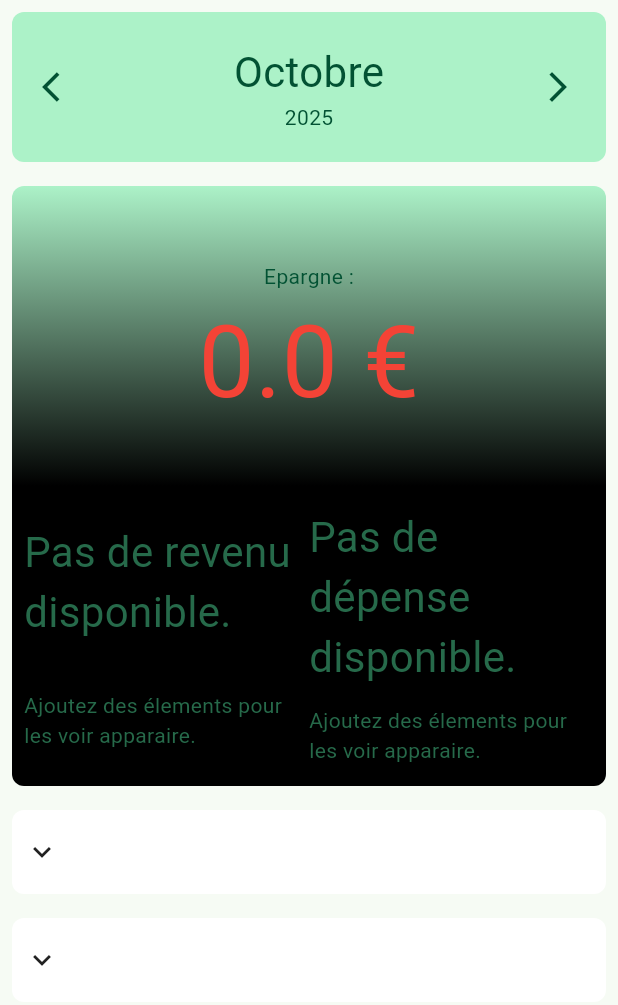
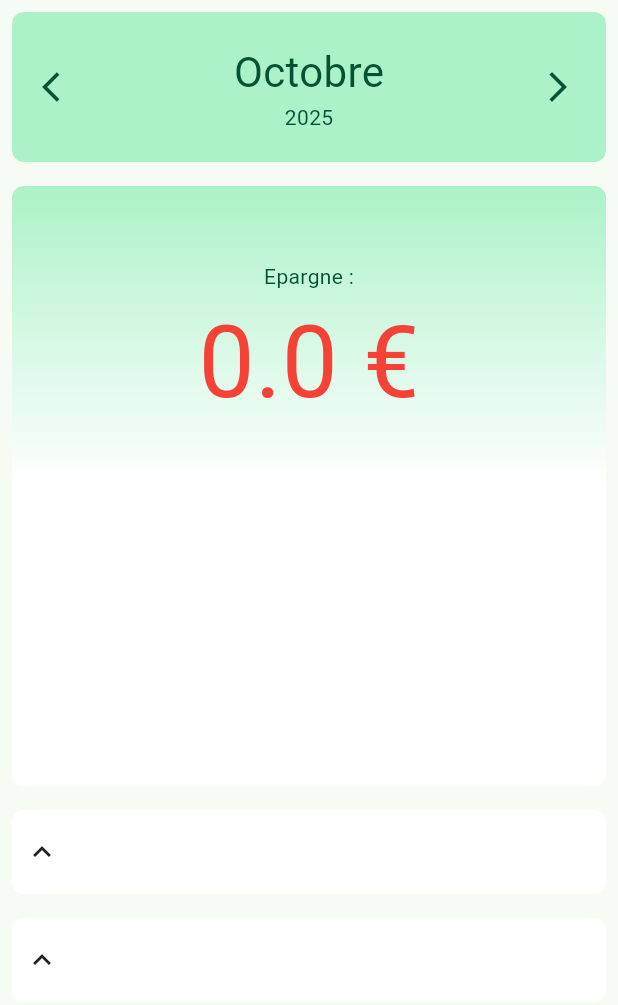
Before and after one commit to SylaneCpn/pense, a Flutter app: the screen it shows after launch, on a phone screen of 412 x 824 dp. Shown: the top 1005 px of the screen. Run offline on Flutter 3.47's test engine with Material 3 defaults, Android fonts, the phone set to English and light mode, and no system bars; drawn by our look-alikes of dynamic_color.

Commit message:
fixed theme

```diff
--- a/lib/logic/app_state.dart
+++ b/lib/logic/app_state.dart
@@ -7,20 +7,22 @@ class AppState extends ChangeNotifier {
   static final Color defaultTertiarySeedColor = Colors.deepPurpleAccent;
   static final avalaibleCurrencies = ['€', '£', '\$'];
 
-  late bool isDark;
+  bool isDark;
   String currency = avalaibleCurrencies[0];
+  bool useSystemBrightness = true;
   bool trySystemColors = true;
   bool _canUseSystemColors = false;
   late AppColors _customColors;
 
   bool get canUseSystemColors => _canUseSystemColors;
 
+  AppState({this.isDark = false}) {
+    _customColors = generateDefaultAppColor();
+  }
 
-  AppState() {
-    isDark =
-        SchedulerBinding.instance.platformDispatcher.platformBrightness ==
+  static bool isSystemDark() {
+    return SchedulerBinding.instance.platformDispatcher.platformBrightness ==
         Brightness.dark;
-    _customColors = generateDefaultAppColor();
   }
 
   AppColors generateDefaultAppColor() {
@@ -45,6 +47,11 @@ class AppState extends ChangeNotifier {
 
   void toggleDynamicColors() {
     trySystemColors = !trySystemColors;
+    notifyListeners();
+  }
+
+  void toggleUseSystemBrighness() {
+    useSystemBrightness = !useSystemBrightness;
     notifyListeners();
   }
 
@@ -109,28 +116,43 @@ class AppState extends ChangeNotifier {
   }
 
   Color backgroundColor() {
-    return isDark ? Colors.black : Colors.white;
+    if (useSystemBrightness) {
+      return isSystemDark() ? Colors.black : Colors.white;
+    } else {
+      return isDark ? Colors.black : Colors.white;
+    }
   }
 
   Color onBackgroundColor() {
-    return isDark ? Colors.white70 : Colors.black87;
+    if (useSystemBrightness) {
+      return isSystemDark() ? Colors.white70 : Colors.black87;
+    } else {
+      return isDark ? Colors.white70 : Colors.black87;
+    }
   }
-
 
   ThemeData _theme(ColorScheme? lightDynamic, ColorScheme? darkDynamic) {
     if (lightDynamic == null || darkDynamic == null) {
       return ThemeData(colorScheme: _customColors.primaryScheme);
     } else {
-      final scheme =
-          trySystemColors
-              ? (isDark ? darkDynamic : lightDynamic)
-              : _customColors.primaryScheme;
+
+      late ColorScheme scheme;
+
+      if (trySystemColors) {
+        if (useSystemBrightness) {
+          scheme = (isSystemDark()) ? darkDynamic : lightDynamic;
+        } else {
+          scheme = isDark ? darkDynamic : lightDynamic;
+        }
+      } else {
+        scheme = _customColors.primaryScheme;
+      }
       return ThemeData(colorScheme: scheme);
     }
   }
 
   ThemeData theme(ColorScheme? lightDynamic, ColorScheme? darkDynamic) {
-    _canUseSystemColors = (lightDynamic !=  null) && (darkDynamic != null);
+    _canUseSystemColors = (lightDynamic != null) && (darkDynamic != null);
     return _theme(lightDynamic, darkDynamic);
   }
 }
@@ -166,3 +188,9 @@ class AppColors {
     );
   }
 }
+
+extension IsDark on Brightness {
+  bool isDark() {
+    return this == Brightness.dark;
+  }
+}
--- a/lib/main.dart
+++ b/lib/main.dart
@@ -13,7 +13,8 @@ class MyApp extends StatelessWidget {
   @override
   Widget build(BuildContext context) {
     return ChangeNotifierProvider(
-      create: (context) => AppState(),
+      create:
+          (context) => AppState(),
       child: ThemeProvider(),
     );
   }
--- a/lib/ui/main_page/categories_widget.dart
+++ b/lib/ui/main_page/categories_widget.dart
@@ -3,7 +3,8 @@ import 'package:pense/logic/app_state.dart';
 import 'package:pense/logic/category_type.dart';
 import 'package:pense/logic/month.dart';
 import 'package:pense/logic/record.dart';
-import 'package:pense/ui/main_page/utils/accordition.dart';
+import 'package:pense/ui/utils/accordition.dart';
+import 'package:pense/ui/utils/default_text.dart';
 import 'package:provider/provider.dart';
 
 class CategoriesWidget extends StatelessWidget {
@@ -21,17 +22,119 @@ class CategoriesWidget extends StatelessWidget {
     required this.categoryType,
   });
 
+  void addCategory(Record record, List<Category> categories) {
+    categories.add(Category.empty(label: "Dummy"));
+    record.notify();
+  }
+
+  void deleteCategory(
+    Record record,
+    List<Category> categories,
+    Category toRemove,
+  ) {
+    categories.remove(toRemove);
+    record.notify();
+  }
+
   @override
   Widget build(BuildContext context) {
     final appState = context.read<AppState>();
-    final record = context.read<Record>();
-    final currentElement = record.where(month,year);
-
+    final record = context.watch<Record>();
+    final currentElement = record.where(month, year);
+    final categories = switch (categoryType) {
+      CategoryType.expense => currentElement.expenses,
+      CategoryType.income => currentElement.incomes,
+    };
 
     return Accordition(
       width: width,
-      decoration: BoxDecoration(borderRadius: BorderRadius.circular(8.0), color: appState.backgroundColor()),
-      header: Text(style: TextStyle(color: appState.onPrimaryColor(context), fontSize: 28.0), label),
+      decoration: BoxDecoration(
+        borderRadius: BorderRadius.circular(8.0),
+        color: appState.backgroundColor(),
+      ),
+      header: Text(
+        style: TextStyle(
+          color: appState.onPrimaryColor(context),
+          fontSize: 28.0,
+        ),
+        label,
+      ),
+      child: Column(
+        children: [
+          categories.isNotEmpty
+              ? Column(
+                children:
+                    categories
+                        .map(
+                          (e) => Row(
+                            mainAxisAlignment: MainAxisAlignment.center,
+                            children: [
+                              CategoryWidget(
+                                category: e,
+                                width: width * 0.75,
+                                tail: IconButton(
+                                  onPressed: () {
+                                    deleteCategory(record, categories, e);
+                                  },
+                                  icon: Icon(Icons.delete_forever_rounded, color: Colors.red),
+                                ),
+                              ),
+                            ],
+                          ),
+                        )
+                        .toList(),
+              )
+              : SizedBox(
+                height: 200.0,
+                child: Align(
+                  alignment: Alignment.center,
+                  child: DefaultText(
+                    missing: "categorie",
+                    textColor: appState.onPrimaryColor(context),
+                  ),
+                ),
+              ),
+
+          Padding(
+            padding: const EdgeInsets.all(18.0),
+            child: Center(
+              child: IconButton(
+                onPressed: () {
+                  addCategory(record, categories);
+                },
+                icon: Icon(Icons.add, color: appState.primaryColor(context)),
+              ),
+            ),
+          ),
+        ],
+      ),
+    );
+  }
+}
+
+class CategoryWidget extends StatelessWidget {
+  final Category category;
+  final double width;
+  final Widget? tail;
+  const CategoryWidget({
+    super.key,
+    required this.category,
+    required this.width,
+    this.tail,
+  });
+
+  @override
+  Widget build(BuildContext context) {
+    final appState = context.watch<AppState>();
+    final header = Text(
+      style: TextStyle(color: appState.onPrimaryColor(context), fontSize: 28.0),
+      category.label,
+    );
+
+    return Accordition(
+      width: width,
+      header: header,
+      tail: tail,
       child: Placeholder(),
     );
   }
--- a/lib/ui/main_page/main_page.dart
+++ b/lib/ui/main_page/main_page.dart
@@ -64,7 +64,7 @@ class _MainPageState extends State<MainPage> {
               CategoriesWidget(
                 label: "Dépenses",
                 width: constraints.maxWidth,
-                categoryType: CategoryType.income,
+                categoryType: CategoryType.expense,
                 month: month,
                 year: year,
               ),
--- a/lib/ui/main_page/sum_banner.dart
+++ b/lib/ui/main_page/sum_banner.dart
@@ -3,6 +3,7 @@ import 'package:flutter/material.dart';
 import 'package:pense/logic/app_state.dart';
 import 'package:pense/logic/category_type.dart';
 import 'package:pense/logic/month.dart';
+import 'package:pense/ui/utils/default_text.dart';
 import 'package:provider/provider.dart';
 
 import 'package:pense/logic/record.dart';
@@ -27,7 +28,7 @@ class SumBanner extends StatelessWidget {
       gradient: LinearGradient(
         begin: Alignment.topCenter,
         end: Alignment.bottomCenter,
-        colors: [appState.primaryContainer(context), Colors.black],
+        colors: [appState.primaryContainer(context), appState.backgroundColor()],
         stops: [0.0, 0.5],
       ),
     );
@@ -57,8 +58,22 @@ class SumBanner extends StatelessWidget {
                 Expanded(
                   child: Row(
                     children: [
-                      Expanded(child: TopSources(categoryType: CategoryType.income, categories: currentElement.incomes , sourceCount: 3, label: "Vos sources de revenus principales :",)),
-                      Expanded(child: TopSources(categoryType: CategoryType.expense, categories: currentElement.expenses, sourceCount: 3, label : "Vos dépenses principales :")),
+                      Expanded(
+                        child: TopSources(
+                          categoryType: CategoryType.income,
+                          categories: currentElement.incomes,
+                          sourceCount: 3,
+                          label: "Vos sources de revenus principales :",
+                        ),
+                      ),
+                      Expanded(
+                        child: TopSources(
+                          categoryType: CategoryType.expense,
+                          categories: currentElement.expenses,
+                          sourceCount: 3,
+                          label: "Vos dépenses principales :",
+                        ),
+                      ),
                     ],
                   ),
                 ),
@@ -120,43 +135,43 @@ class TopSources extends StatelessWidget {
   final int sourceCount;
   final String label;
 
-
-  const TopSources({super.key, required this.categories , required this.label , required this.sourceCount , required this.categoryType});
+  const TopSources({
+    super.key,
+    required this.categories,
+    required this.label,
+    required this.sourceCount,
+    required this.categoryType,
+  });
 
   @override
   Widget build(BuildContext context) {
-
     final appState = context.read<AppState>();
 
+    final sortedSources = Category.getTopSourcesInAllCategory(
+      categories,
+      sourceCount,
+    );
 
-    if (categories.isEmpty) {
-      return Column(
-        mainAxisAlignment: MainAxisAlignment.spaceAround,
-      children: [
-        Text("Pas de ${categoryType.toStringFr()} disponible.", style: TextStyle(fontSize: 28.0,color: appState.primaryColor(context)),),
-        Text("Ajoutez des élements pour les voir apparaire." , style:  TextStyle(color: appState.primaryColor(context)),)
-      ],
-    );
+    if (sortedSources.isEmpty) {
+      return DefaultText(
+        missing: categoryType.toStringFr(),
+        textColor: appState.onPrimaryColor(context),
+      );
     }
-
-
-    final sortedSources = Category.getTopSourcesInAllCategory(categories , sourceCount);
 
     final sourceWidgets = sortedSources.map((s) {
       return Row(
-        children: [
-          Text(s.label),
-          Text("${s.value} ${appState.currency}")
-        ],
+        children: [Text(s.label), Text("${s.value} ${appState.currency}")],
       );
     });
 
-
-    return
-    Column(
+    return Column(
       children: [
-        Text(style: TextStyle(color : appState.primaryColor(context), fontSize: 14), label),
-        ...sourceWidgets
+        Text(
+          style: TextStyle(color: appState.primaryColor(context), fontSize: 14),
+          label,
+        ),
+        ...sourceWidgets,
       ],
     );
   }
--- a/lib/ui/theme_provider.dart
+++ b/lib/ui/theme_provider.dart
@@ -1,13 +1,45 @@
 import 'package:dynamic_color/dynamic_color.dart';
 import 'package:flutter/material.dart';
+import 'package:flutter/scheduler.dart';
 import 'package:pense/logic/app_state.dart';
 import 'package:pense/ui/body.dart';
 import 'package:provider/provider.dart';
 
-class ThemeProvider extends StatelessWidget {
+class ThemeProvider extends StatefulWidget  {
 
   const ThemeProvider({super.key});
 
+  @override
+  State<ThemeProvider> createState() => _ThemeProviderState();
+}
+
+class _ThemeProviderState extends State<ThemeProvider> with WidgetsBindingObserver {
+
+  Brightness _brightness = SchedulerBinding.instance.platformDispatcher.platformBrightness;
+
+  @override
+  void initState() {
+    super.initState();
+    WidgetsBinding.instance.addObserver(this);
+  }
+
+  @override
+  void dispose() {
+    WidgetsBinding.instance.removeObserver(this);
+    super.dispose();
+  }
+
+  @override
+  void didChangeAppLifecycleState(AppLifecycleState state) {
+    if (state == AppLifecycleState.resumed) {
+      if (SchedulerBinding.instance.platformDispatcher.platformBrightness != _brightness ) {
+        setState(() {
+          _brightness = SchedulerBinding.instance.platformDispatcher.platformBrightness;
+        });
+      }
+    }
+    super.didChangeAppLifecycleState(state);
+  }
 
 
   @override
@@ -17,7 +49,7 @@ class ThemeProvider extends StatelessWidget {
       builder:
           (lightDynamic, darkDynamic) => MaterialApp(
             title: 'Pense',
-            theme: appState.theme(lightDynamic, darkDynamic),
+            theme: appState.theme( lightDynamic, darkDynamic),
             home: Body(),
           ),
     );
--- a/lib/ui/main_page/utils/accordition.dart
+++ b/lib/ui/utils/accordition.dart
@@ -1,8 +1,11 @@
+import 'dart:math';
+
 import 'package:flutter/material.dart';
 
 class Accordition extends StatefulWidget {
   final Widget header;
   final Widget child;
+  final Widget? tail;
   final BoxDecoration? decoration;
   final double width;
   final Duration duration;
@@ -12,6 +15,7 @@ class Accordition extends StatefulWidget {
   const Accordition({
     super.key,
     required this.header,
+    this.tail,
     required this.child,
     this.decoration,
     required this.width,
@@ -29,6 +33,7 @@ class _AccorditionState extends State<Accordition>
   final Tween<double> tween = Tween(begin: 0.0, end: 1.0);
   late AnimationController _controller;
   late Animation<double> _animation;
+  double _animationValue = 0.0;
 
   @override
   void initState() {
@@ -37,6 +42,13 @@ class _AccorditionState extends State<Accordition>
       vsync: this,
     );
     _animation = CurvedAnimation(parent: _controller, curve: widget.curve);
+
+
+    _controller.addListener(() {
+      setState(() {
+        _animationValue = _animation.value;
+      });
+    });
     super.initState();
   }
 
@@ -52,36 +64,35 @@ class _AccorditionState extends State<Accordition>
 
   @override
   Widget build(BuildContext context) {
-    final header = Row(
+    final header = GestureDetector(
+      onTap: toggleCollapsed,
+      child: Row(
+        mainAxisAlignment: MainAxisAlignment.start,
         children: [
           Padding(
             padding: EdgeInsets.all(8.0),
-          child:
-              _collapsed
-                  ? Icon(Icons.keyboard_arrow_down)
-                  : Icon(Icons.keyboard_arrow_up),
+            child: Transform.rotate(angle: pi * _animationValue, child: Icon(Icons.keyboard_arrow_up)),
           ),
-        Padding(padding: EdgeInsets.all(8.0), child: widget.header),
+          Expanded(child: Padding(padding: EdgeInsets.all(8.0), child: widget.header)),
+          if (widget.tail != null) widget.tail!,
         ],
+      ),
     );
 
     final child = Column(
       children: [
         header,
-        Opacity(opacity: 1.0 - _animation.value, child: SizeTransition(sizeFactor: _animation, child: widget.child)),
+        SizeTransition(sizeFactor: _animation, child: widget.child),
       ],
     );
 
     return Padding(
       padding: const EdgeInsets.all(8.0),
-      child: GestureDetector(
-        onTap: toggleCollapsed,
       child: Container(
         width: widget.width,
         decoration: widget.decoration,
         child: child,
       ),
-      ),
     );
   }
 }
--- /dev/null
+++ b/lib/ui/utils/default_text.dart
@@ -0,0 +1,18 @@
+import 'package:flutter/material.dart';
+
+class DefaultText extends StatelessWidget{
+  final String missing;
+  final Color? textColor;
+  const DefaultText({super.key ,required this.missing , this.textColor});
+
+  @override
+  Widget build(BuildContext context) {
+    return Column(
+        mainAxisAlignment: MainAxisAlignment.spaceAround,
+      children: [
+        Text("Pas de $missing disponible.", style: TextStyle(fontSize: 24.0,color: textColor),),
+        Text("Ajoutez des élements pour les voir apparaire." , style:  TextStyle(color: textColor),)
+      ],
+    );
+  }
+}
```
Lines whose indentation alone changed are shown as unchanged.
